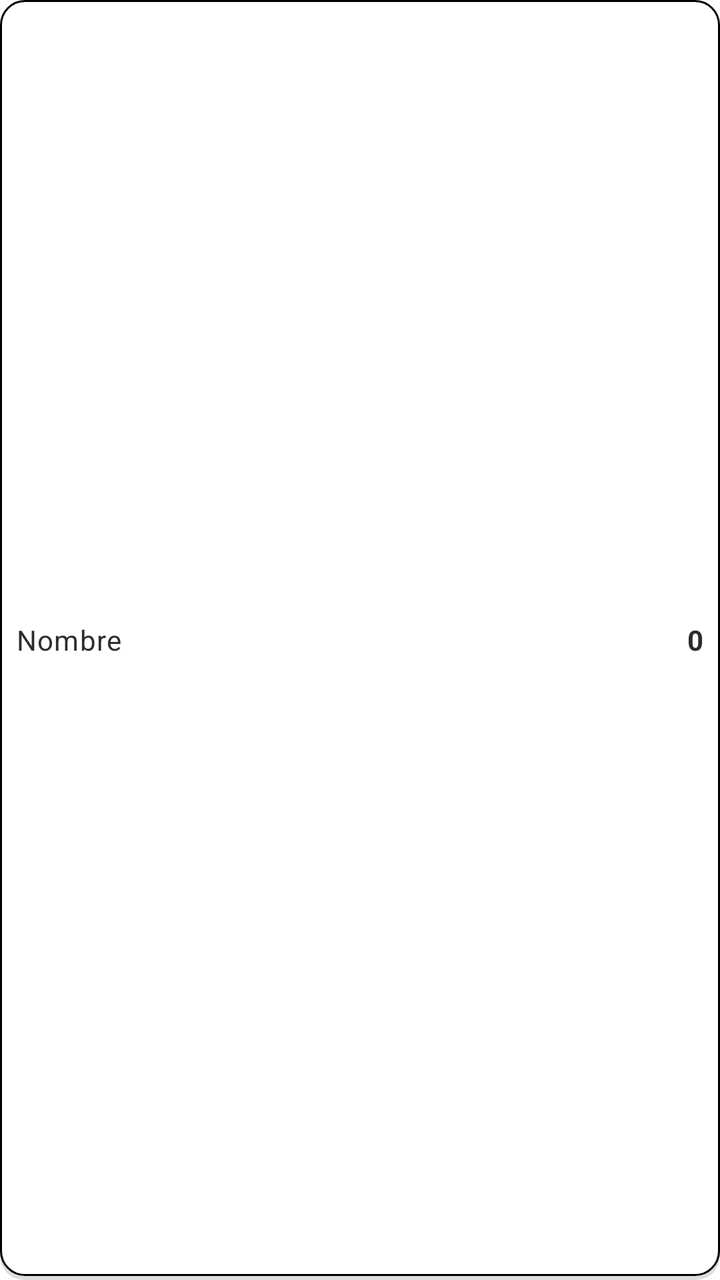
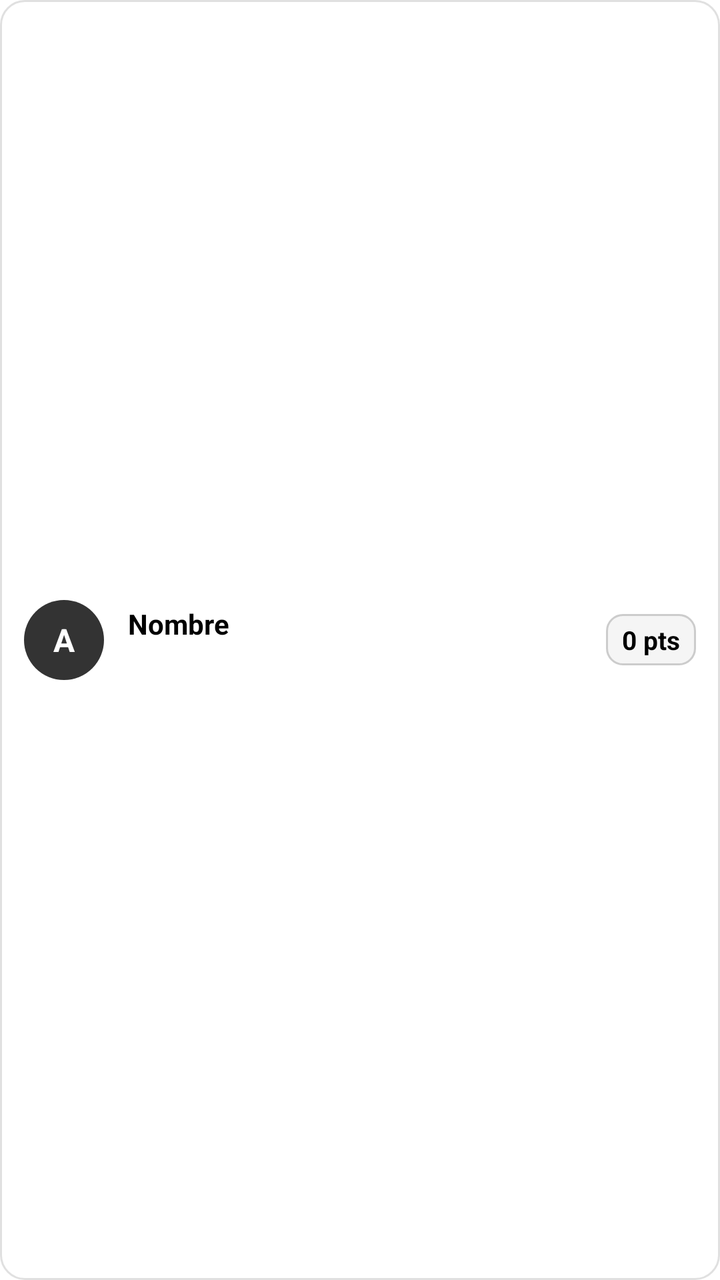

Compare the two renders of this Android layout. The source of the first and the diff that turns it into the second are given below.
<!-- AndroidManifest.xml: application theme Theme.TFG -->
<!-- res/layout/item_miembro.xml -->
<?xml version="1.0" encoding="utf-8"?>
<LinearLayout xmlns:android="http://schemas.android.com/apk/res/android"
    android:layout_width="match_parent"
    android:layout_height="wrap_content"
    android:orientation="horizontal"
    android:padding="8dp"
    android:layout_marginTop="20dp"
    android:gravity="center_vertical"
    android:background="@drawable/bg_rounded_card">

    <TextView
        android:id="@+id/tvMiembroNombre"
        android:layout_width="0dp"
        android:layout_weight="1"
        android:layout_height="wrap_content"
        android:text="Nombre"
        style="@style/TextAppearance.TFG.Cuerpo"
        android:textSize="14sp" />

    <TextView
        android:id="@+id/tvMiembroPuntos"
        android:layout_width="wrap_content"
        android:layout_height="wrap_content"
        android:text="0"
        style="@style/TextAppearance.TFG.Cuerpo"
        android:textSize="14sp"
        android:textStyle="bold" />
</LinearLayout>
<!-- resources referenced by this layout -->
<resources>
  <!-- drawable bg_rounded_card (drawable) -->
  <?xml version="1.0" encoding="utf-8"?>
  <layer-list xmlns:android="http://schemas.android.com/apk/res/android">
      
      <item android:top="2dp" android:left="0dp" android:right="0dp" android:bottom="0dp">
          <shape android:shape="rectangle">
              <solid android:color="#22000000" />
              <corners android:radius="12dp" />
          </shape>
      </item>
      
      <item android:top="0dp" android:left="0dp" android:right="0dp" android:bottom="2dp">
          <shape android:shape="rectangle">
              <solid android:color="@color/superficie" />
              <corners android:radius="12dp" />
              <stroke android:width="1dp" android:color="@color/negro" />
              <padding android:left="8dp" android:top="8dp" android:right="8dp" android:bottom="8dp" />
          </shape>
      </item>
  </layer-list>
  <style name="TextAppearance.TFG.Cuerpo" parent="TextAppearance.MaterialComponents.Body1">
          <item name="android:textColor">@color/texto_secundario</item>
      </style>
  <style name="Tema.TFG.Moderno" parent="Theme.MaterialComponents.DayNight.NoActionBar">
          
          <item name="colorPrimary">@color/primario</item>
          <item name="colorOnPrimary">@color/on_acento</item>
          <item name="android:colorBackground">@color/fondo</item>
          <item name="colorSurface">@color/superficie</item>
          <item name="colorOnSurface">@color/texto_principal</item>
          <item name="android:statusBarColor">@color/white</item>
          <item name="materialCardViewStyle">@style/Widget.TFG.Tarjeta</item>
  
          
          <item name="android:textColor">@color/texto_principal</item>
          <item name="android:textColorSecondary">@color/texto_secundario</item>
          <item name="android:editTextStyle">@style/Widget.TFG.EditText</item>
          <item name="textAppearanceBody1">@style/TextAppearance.TFG.Cuerpo</item>
          <item name="textAppearanceHeadline6">@style/TextAppearance.TFG.Titulo</item>
      </style>
  <style name="Widget.TFG.Tarjeta" parent="Widget.MaterialComponents.CardView">
          <item name="cardCornerRadius">12dp</item>
          <item name="cardUseCompatPadding">true</item>
          <item name="cardPreventCornerOverlap">false</item>
          <item name="cardBackgroundColor">@color/gris_claro</item>
          <item name="android:stateListAnimator">@animator/btn_state_animator</item>
          <item name="strokeColor">@color/negro</item>
          <item name="strokeWidth">2dp</item>
      </style>
  <style name="Widget.TFG.EditText" parent="@style/Widget.MaterialComponents.TextInputEditText.OutlinedBox">
          <item name="android:textColor">@color/texto_principal</item>
          <item name="android:textColorHint">@color/texto_secundario</item>
          
          <item name="android:padding">10dp</item>
          <item name="android:background">@drawable/bg_rounded_card</item>
      </style>
  <style name="TextAppearance.TFG.Titulo" parent="TextAppearance.MaterialComponents.Headline6">
          <item name="android:textColor">@color/texto_principal</item>
      </style>
  <color name="gris_claro">#BDBDBD</color>
  <!-- unchanged entries left out for length: 9 -->
</resources>

<!-- the commit's change to res/layout/item_miembro.xml (unified diff, before → after) -->
@@ -1,28 +1,64 @@
 <?xml version="1.0" encoding="utf-8"?>
 <LinearLayout xmlns:android="http://schemas.android.com/apk/res/android"
+    xmlns:app="http://schemas.android.com/apk/res-auto"
     android:layout_width="match_parent"
     android:layout_height="wrap_content"
     android:orientation="horizontal"
-    android:padding="8dp"
-    android:layout_marginTop="20dp"
+    android:padding="12dp"
     android:gravity="center_vertical"
-    android:background="@drawable/bg_rounded_card">
+    android:layout_marginHorizontal="4dp"
+    android:layout_marginVertical="4dp"
+    android:background="@drawable/bg_item_miembro">
 
+    
     <TextView
-        android:id="@+id/tvMiembroNombre"
+        android:id="@+id/tvMiembroAvatar"
+        android:layout_width="40dp"
+        android:layout_height="40dp"
+        android:gravity="center"
+        android:text="A"
+        android:textSize="16sp"
+        android:textStyle="bold"
+        android:textColor="@color/white"
+        android:background="@drawable/bg_avatar_miembro"
+        android:layout_marginEnd="12dp" />
+
+    <LinearLayout
         android:layout_width="0dp"
+        android:layout_height="wrap_content"
         android:layout_weight="1"
-        android:layout_height="wrap_content"
-        android:text="Nombre"
-        style="@style/TextAppearance.TFG.Cuerpo"
-        android:textSize="14sp" />
+        android:orientation="vertical">
+
+        <TextView
+            android:id="@+id/tvMiembroNombre"
+            android:layout_width="wrap_content"
+            android:layout_height="wrap_content"
+            android:text="Nombre"
+            android:textSize="14sp"
+            android:textStyle="bold"
+            android:textColor="@color/texto_principal" />
+
+        <TextView
+            android:id="@+id/tvMiembroEmail"
+            android:layout_width="wrap_content"
+            android:layout_height="wrap_content"
+            android:text=""
+            android:textSize="12sp"
+            android:textColor="@color/gris" />
+    </LinearLayout>
 
     <TextView
         android:id="@+id/tvMiembroPuntos"
         android:layout_width="wrap_content"
         android:layout_height="wrap_content"
-        android:text="0"
-        style="@style/TextAppearance.TFG.Cuerpo"
-        android:textSize="14sp"
-        android:textStyle="bold" />
+        android:text="0 pts"
+        android:textSize="13sp"
+        android:textStyle="bold"
+        android:textColor="@color/negro"
+        android:background="@drawable/bg_badge_puntos"
+        android:paddingStart="8dp"
+        android:paddingEnd="8dp"
+        android:paddingTop="4dp"
+        android:paddingBottom="4dp" />
+
 </LinearLayout>
<!-- resource entries referenced after the edit -->
@@ -1,27 +1,31 @@
 <!-- resources referenced by this layout -->
 <resources>
-  <!-- drawable bg_rounded_card (drawable) -->
+  <color name="gris">#888888</color>
+  <!-- drawable bg_avatar_miembro (drawable) -->
   <?xml version="1.0" encoding="utf-8"?>
-  <layer-list xmlns:android="http://schemas.android.com/apk/res/android">
-      
-      <item android:top="2dp" android:left="0dp" android:right="0dp" android:bottom="0dp">
-          <shape android:shape="rectangle">
-              <solid android:color="#22000000" />
-              <corners android:radius="12dp" />
-          </shape>
-      </item>
-      
-      <item android:top="0dp" android:left="0dp" android:right="0dp" android:bottom="2dp">
-          <shape android:shape="rectangle">
-              <solid android:color="@color/superficie" />
-              <corners android:radius="12dp" />
-              <stroke android:width="1dp" android:color="@color/negro" />
-              <padding android:left="8dp" android:top="8dp" android:right="8dp" android:bottom="8dp" />
-          </shape>
-      </item>
-  </layer-list>
+  <shape xmlns:android="http://schemas.android.com/apk/res/android"
+      android:shape="oval">
+      <solid android:color="#333333" />
+  </shape>
+  <!-- drawable bg_badge_puntos (drawable) -->
+  <?xml version="1.0" encoding="utf-8"?>
+  <shape xmlns:android="http://schemas.android.com/apk/res/android"
+      android:shape="rectangle">
+      <solid android:color="#F5F5F5" />
+      <corners android:radius="8dp" />
+      <stroke android:width="1dp" android:color="#CCCCCC" />
+  </shape>
+  <!-- drawable bg_item_miembro (drawable) -->
+  <?xml version="1.0" encoding="utf-8"?>
+  <shape xmlns:android="http://schemas.android.com/apk/res/android"
+      android:shape="rectangle">
+      <solid android:color="@color/white" />
+      <corners android:radius="12dp" />
+      <stroke android:width="1dp" android:color="#E0E0E0" />
+  </shape>
   <style name="TextAppearance.TFG.Cuerpo" parent="TextAppearance.MaterialComponents.Body1">
           <item name="android:textColor">@color/texto_secundario</item>
+          <item name="android:textSize">14sp</item>
       </style>
   <style name="Tema.TFG.Moderno" parent="Theme.MaterialComponents.DayNight.NoActionBar">
           
@@ -32,34 +36,67 @@
           <item name="colorOnSurface">@color/texto_principal</item>
           <item name="android:statusBarColor">@color/white</item>
           <item name="materialCardViewStyle">@style/Widget.TFG.Tarjeta</item>
-  
           
           <item name="android:textColor">@color/texto_principal</item>
           <item name="android:textColorSecondary">@color/texto_secundario</item>
           <item name="android:editTextStyle">@style/Widget.TFG.EditText</item>
           <item name="textAppearanceBody1">@style/TextAppearance.TFG.Cuerpo</item>
           <item name="textAppearanceHeadline6">@style/TextAppearance.TFG.Titulo</item>
+          
+          <item name="bottomNavigationStyle">@style/Widget.TFG.BottomNav</item>
       </style>
   <style name="Widget.TFG.Tarjeta" parent="Widget.MaterialComponents.CardView">
           <item name="cardCornerRadius">12dp</item>
           <item name="cardUseCompatPadding">true</item>
-          <item name="cardPreventCornerOverlap">false</item>
-          <item name="cardBackgroundColor">@color/gris_claro</item>
-          <item name="android:stateListAnimator">@animator/btn_state_animator</item>
-          <item name="strokeColor">@color/negro</item>
-          <item name="strokeWidth">2dp</item>
+          <item name="cardElevation">4dp</item>
+          <item name="cardBackgroundColor">@color/white</item>
+          <item name="strokeColor">@color/divisor</item>
+          <item name="strokeWidth">1dp</item>
       </style>
   <style name="Widget.TFG.EditText" parent="@style/Widget.MaterialComponents.TextInputEditText.OutlinedBox">
           <item name="android:textColor">@color/texto_principal</item>
-          <item name="android:textColorHint">@color/texto_secundario</item>
-          
-          <item name="android:padding">10dp</item>
-          <item name="android:background">@drawable/bg_rounded_card</item>
+          <item name="android:textColorHint">@color/gris</item>
+          <item name="android:background">@drawable/bg_input_campo</item>
+          <item name="android:padding">12dp</item>
       </style>
   <style name="TextAppearance.TFG.Titulo" parent="TextAppearance.MaterialComponents.Headline6">
           <item name="android:textColor">@color/texto_principal</item>
+          <item name="android:textStyle">bold</item>
+          <item name="android:textSize">20sp</item>
       </style>
-  <color name="gris_claro">#BDBDBD</color>
+  <style name="Widget.TFG.BottomNav" parent="Widget.MaterialComponents.BottomNavigationView">
+          <item name="android:minHeight">0dp</item>
+          <item name="itemPaddingTop">6dp</item>
+          <item name="itemPaddingBottom">6dp</item>
+          <item name="itemTextAppearanceActive">@style/TextAppearance.TFG.NavLabel</item>
+          <item name="itemTextAppearanceInactive">@style/TextAppearance.TFG.NavLabel</item>
+      </style>
+  <color name="divisor">#E0E0E0</color>
+  <!-- drawable bg_input_campo (drawable) -->
+  <?xml version="1.0" encoding="utf-8"?>
+  <selector xmlns:android="http://schemas.android.com/apk/res/android">
+      
+      <item android:state_focused="true">
+          <shape android:shape="rectangle">
+              <solid android:color="#F5F5F5" />
+              <corners android:radius="10dp" />
+              <stroke android:width="2dp" android:color="#000000" />
+              <padding android:left="12dp" android:top="12dp" android:right="12dp" android:bottom="12dp" />
+          </shape>
+      </item>
+      
+      <item>
+          <shape android:shape="rectangle">
+              <solid android:color="#F5F5F5" />
+              <corners android:radius="10dp" />
+              <stroke android:width="1dp" android:color="#CCCCCC" />
+              <padding android:left="12dp" android:top="12dp" android:right="12dp" android:bottom="12dp" />
+          </shape>
+      </item>
+  </selector>
+  <style name="TextAppearance.TFG.NavLabel" parent="TextAppearance.MaterialComponents.Caption">
+          <item name="android:textSize">10sp</item>
+      </style>
   <!-- unchanged entries left out for length: 9 -->
 </resources>
 
